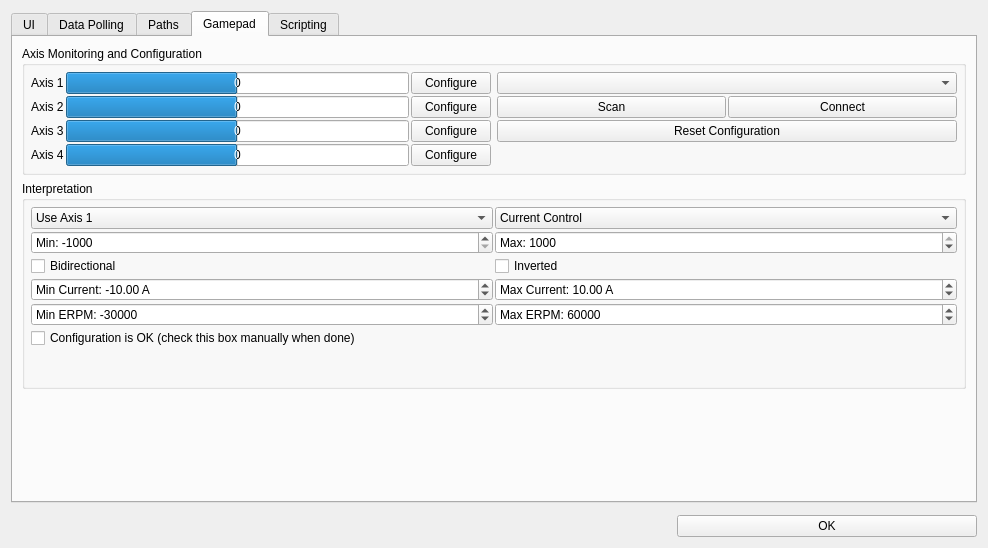
This is vesc_tool-master/preferences.ui in njupt-robomasters/vesc_tool-zh as Qt 5 draws it before an edit. The edited form follows.
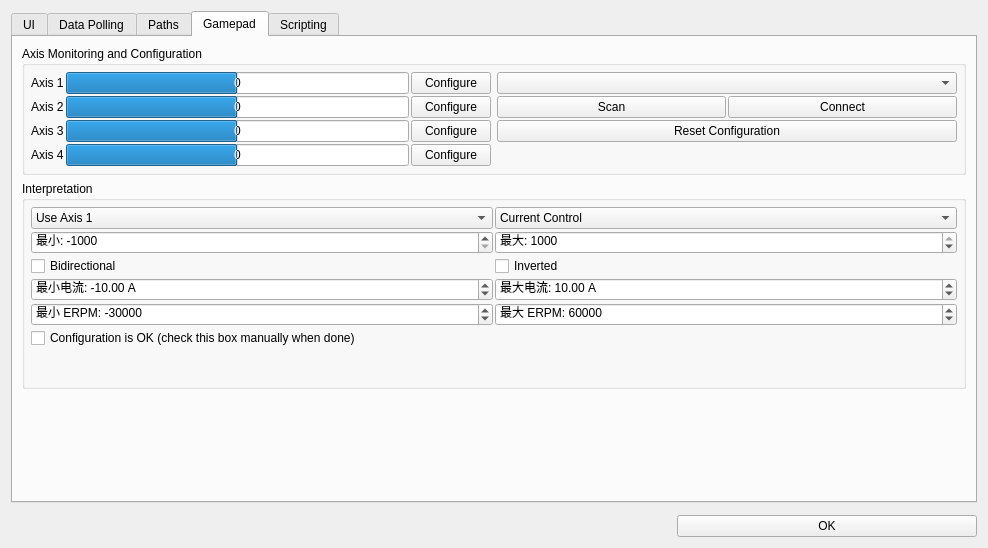
This is the edited form. The open tabs and pages were chosen to show the change. Icons and pictures are not drawn. Custom widgets are drawn as their Qt base class.

```diff
--- a/vesc_tool-master/preferences.ui
+++ b/vesc_tool-master/preferences.ui
@@ -716,7 +716,7 @@
           <item row="3" column="1">
            <widget class="QDoubleSpinBox" name="jsCurrentMaxBox">
             <property name="prefix">
-             <string>Max Current: </string>
+             <string>最大电流: </string>
             </property>
             <property name="suffix">
              <string> A</string>
@@ -732,7 +732,7 @@
           <item row="4" column="1">
            <widget class="QDoubleSpinBox" name="jsErpmMaxBox">
             <property name="prefix">
-             <string>Max ERPM: </string>
+             <string>最大 ERPM: </string>
             </property>
             <property name="decimals">
              <number>0</number>
@@ -784,7 +784,7 @@
           <item row="4" column="0">
            <widget class="QDoubleSpinBox" name="jsErpmMinBox">
             <property name="prefix">
-             <string>Min ERPM: </string>
+             <string>最小 ERPM: </string>
             </property>
             <property name="decimals">
              <number>0</number>
@@ -803,7 +803,7 @@
           <item row="3" column="0">
            <widget class="QDoubleSpinBox" name="jsCurrentMinBox">
             <property name="prefix">
-             <string>Min Current: </string>
+             <string>最小电流: </string>
             </property>
             <property name="suffix">
              <string> A</string>
@@ -836,7 +836,7 @@
           <item row="1" column="1">
            <widget class="QSpinBox" name="jsMaxBox">
             <property name="prefix">
-             <string>Max: </string>
+             <string>最大: </string>
             </property>
             <property name="minimum">
              <number>-1000</number>
@@ -852,7 +852,7 @@
           <item row="1" column="0">
            <widget class="QSpinBox" name="jsMinBox">
             <property name="prefix">
-             <string>Min: </string>
+             <string>最小: </string>
             </property>
             <property name="minimum">
              <number>-1000</number>
```
